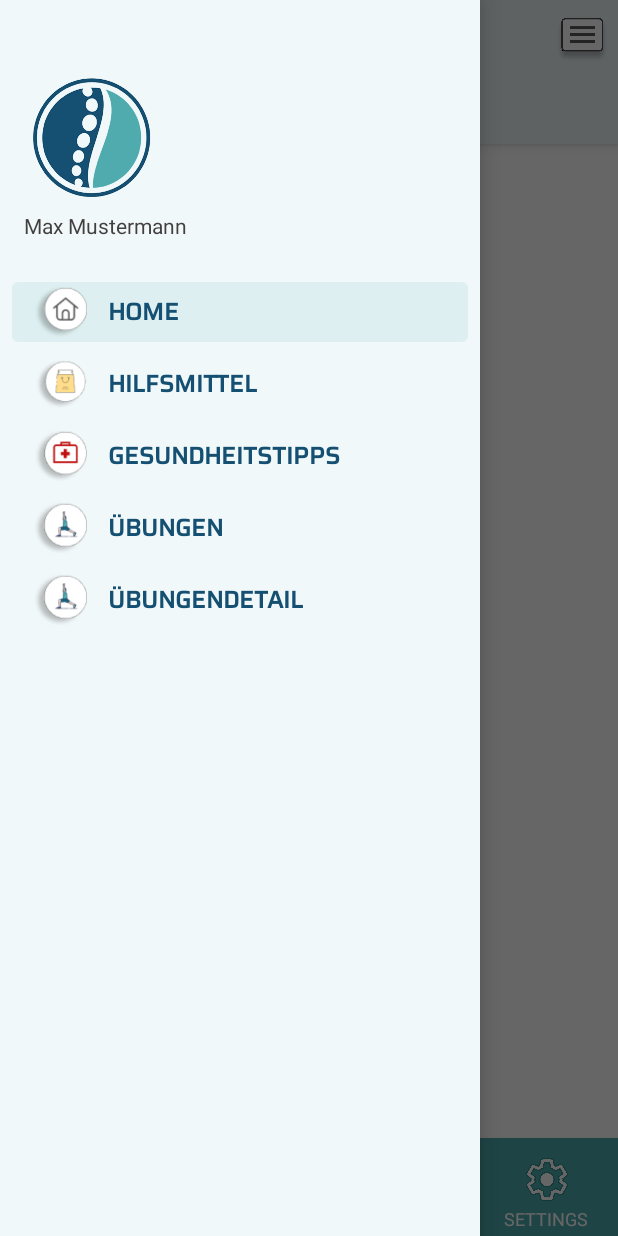
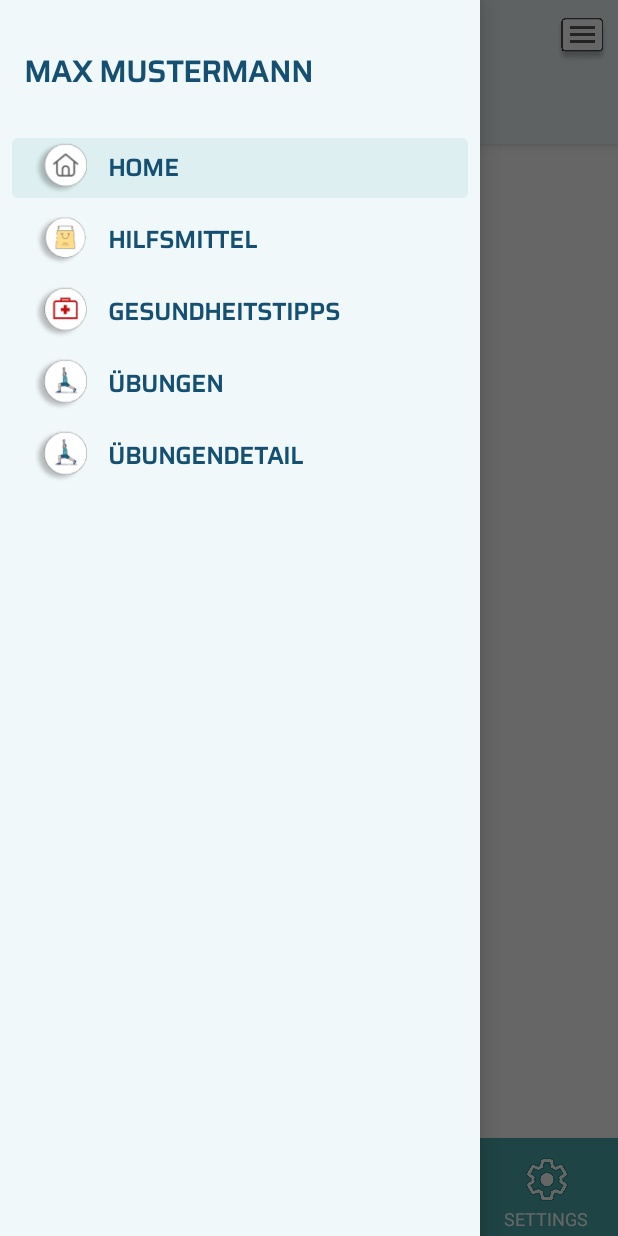
Before and after one commit to MichaelSchwentner/SchmerzfreiApp, an Android app: the screen it shows after launch (MainActivity), with the side drawer open, on a phone screen of 412 x 824 dp. Run offline under Robolectric (Android 15) with nearby library versions, the phone set to English and light mode, and no system bars; our stand-ins replace navigation-ui.

Commit message:
update.v7 recycler

```diff
--- a/app/src/main/res/layout/nav_header_main.xml
+++ b/app/src/main/res/layout/nav_header_main.xml
@@ -12,20 +12,15 @@
     android:paddingBottom="@dimen/activity_vertical_margin"
     android:theme="@style/ThemeOverlay.AppCompat.Dark">
 
-    <ImageView
-        android:id="@+id/imageView"
-        android:layout_width="90dp"
-        android:layout_height="89dp"
-        android:contentDescription="@string/nav_header_desc"
-        android:paddingTop="@dimen/nav_header_vertical_spacing"
-        app:srcCompat="@drawable/a" />
-
     <TextView
         android:layout_width="match_parent"
         android:layout_height="wrap_content"
+        android:fontFamily="@font/saira_extra_condensed_medium"
         android:paddingTop="@dimen/nav_header_vertical_spacing"
-        android:text="Max Mustermann"
+        android:text="MAX MUSTERMANN"
         android:textAppearance="@style/TextAppearance.AppCompat.Body1"
-        android:textColor="#423F3F" />
+        android:textColor="#155072"
+        android:textSize="20sp"
+        android:textStyle="bold" />
 
 </LinearLayout>
--- a/app/src/main/res/layout/uebungsbilder_item.xml
+++ b/app/src/main/res/layout/uebungsbilder_item.xml
@@ -24,8 +24,8 @@
                 android:layout_width="120dp"
                 android:layout_height="76dp"
                 android:layout_marginStart="35dp"
-                android:layout_marginTop="10dp"
-                android:layout_marginBottom="12dp"
+                android:layout_marginTop="12dp"
+                android:layout_marginBottom="10dp"
                 app:layout_constraintBottom_toBottomOf="parent"
                 app:layout_constraintStart_toStartOf="parent"
                 app:layout_constraintTop_toTopOf="parent"
--- a/app/src/main/res/values/dimens.xml
+++ b/app/src/main/res/values/dimens.xml
@@ -3,7 +3,7 @@
     <dimen name="activity_horizontal_margin">16dp</dimen>
     <dimen name="activity_vertical_margin">16dp</dimen>
     <dimen name="nav_header_vertical_spacing">8dp</dimen>
-    <dimen name="nav_header_height">176dp</dimen>
+    <dimen name="nav_header_height">80dp</dimen>
     <dimen name="fab_margin">16dp</dimen>
     <!-- Default screen margins, per the Android Design guidelines. -->
     <dimen name="fragment_horizontal_margin">16dp</dimen>
```
